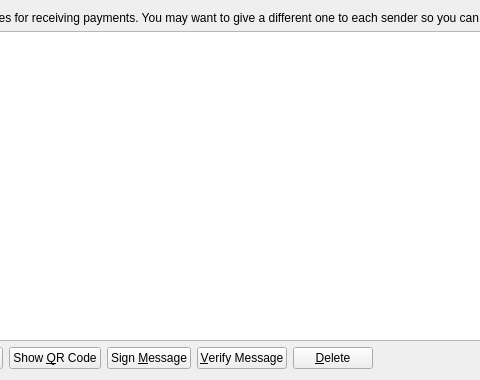
Before: the Qt Designer form src/qt/forms/addressbookpage.ui in dzimbeck/BitBay, drawn with Qt 5; both pictures show x 177 to 657 and y 0 to 380 of the 853 by 380 pixel window.
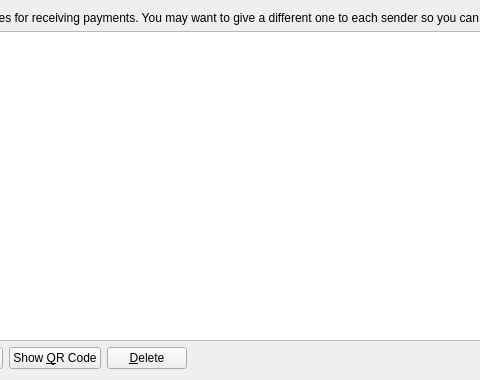
After: the same form once the commit is applied.

```diff
--- a/src/qt/forms/addressbookpage.ui
+++ b/src/qt/forms/addressbookpage.ui
@@ -81,26 +81,6 @@
        </property>
       </widget>
      </item>
-     <item>
-      <widget class="QPushButton" name="signMessage">
-       <property name="toolTip">
-        <string>Sign a message to prove you own a BitBay address</string>
-       </property>
-       <property name="text">
-        <string>Sign &amp;Message</string>
-       </property>
-      </widget>
-     </item>
-     <item>
-      <widget class="QPushButton" name="verifyMessage">
-       <property name="toolTip">
-        <string>Verify a message to ensure it was signed with a specified BitBay address</string>
-       </property>
-       <property name="text">
-        <string>&amp;Verify Message</string>
-       </property>
-      </widget>
-     </item>
      <item>
       <widget class="QPushButton" name="deleteButton">
        <property name="toolTip">
```
